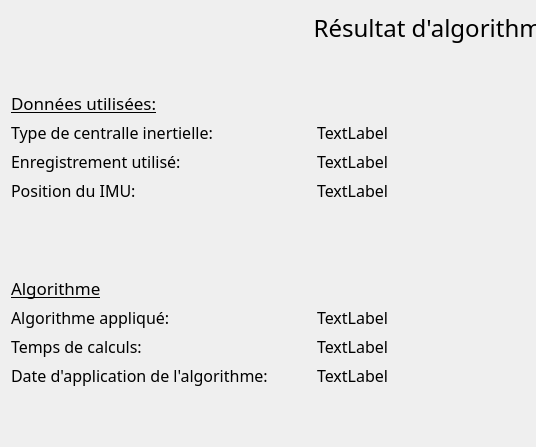
Qt form applicationOpenimu/app/widgets/activitytrackerresults.ui (introlab/OpenIMU) before a commit; both pictures show x 0 to 536 and y 0 to 447 of the 869 by 634 pixel window.
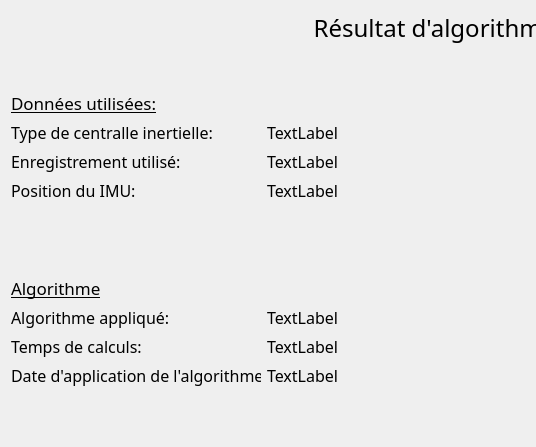
The same form after that commit.

Patch:
```diff
--- a/applicationOpenimu/app/widgets/activitytrackerresults.ui
+++ b/applicationOpenimu/app/widgets/activitytrackerresults.ui
@@ -79,7 +79,7 @@
         <widget class="QLabel" name="label_2">
          <property name="maximumSize">
           <size>
-           <width>300</width>
+           <width>250</width>
            <height>30</height>
           </size>
          </property>
@@ -117,7 +117,7 @@
       <widget class="QLabel" name="label_4">
        <property name="maximumSize">
         <size>
-         <width>300</width>
+         <width>250</width>
          <height>30</height>
         </size>
        </property>
@@ -153,7 +153,7 @@
       <widget class="QLabel" name="label_5">
        <property name="maximumSize">
         <size>
-         <width>300</width>
+         <width>250</width>
          <height>30</height>
         </size>
        </property>
@@ -220,7 +220,7 @@
       <widget class="QLabel" name="label_10">
        <property name="maximumSize">
         <size>
-         <width>300</width>
+         <width>250</width>
          <height>16777215</height>
         </size>
        </property>
@@ -250,7 +250,7 @@
       <widget class="QLabel" name="label_7">
        <property name="maximumSize">
         <size>
-         <width>300</width>
+         <width>250</width>
          <height>30</height>
         </size>
        </property>
@@ -286,7 +286,7 @@
       <widget class="QLabel" name="label_3">
        <property name="maximumSize">
         <size>
-         <width>300</width>
+         <width>250</width>
          <height>30</height>
         </size>
        </property>
```
